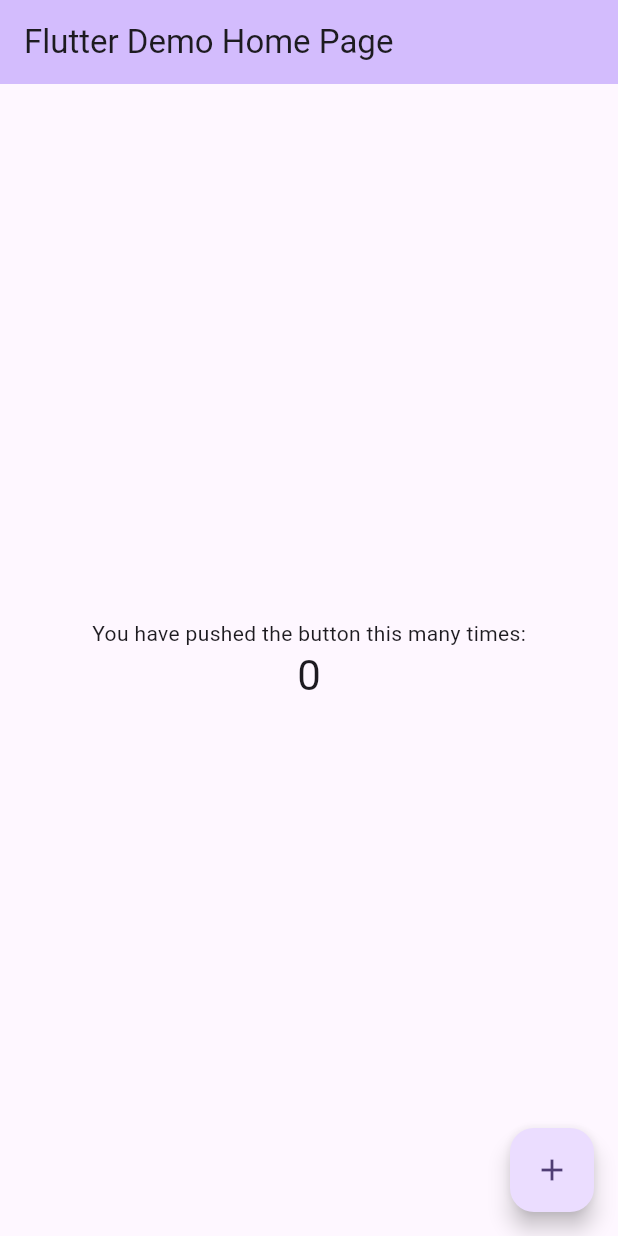
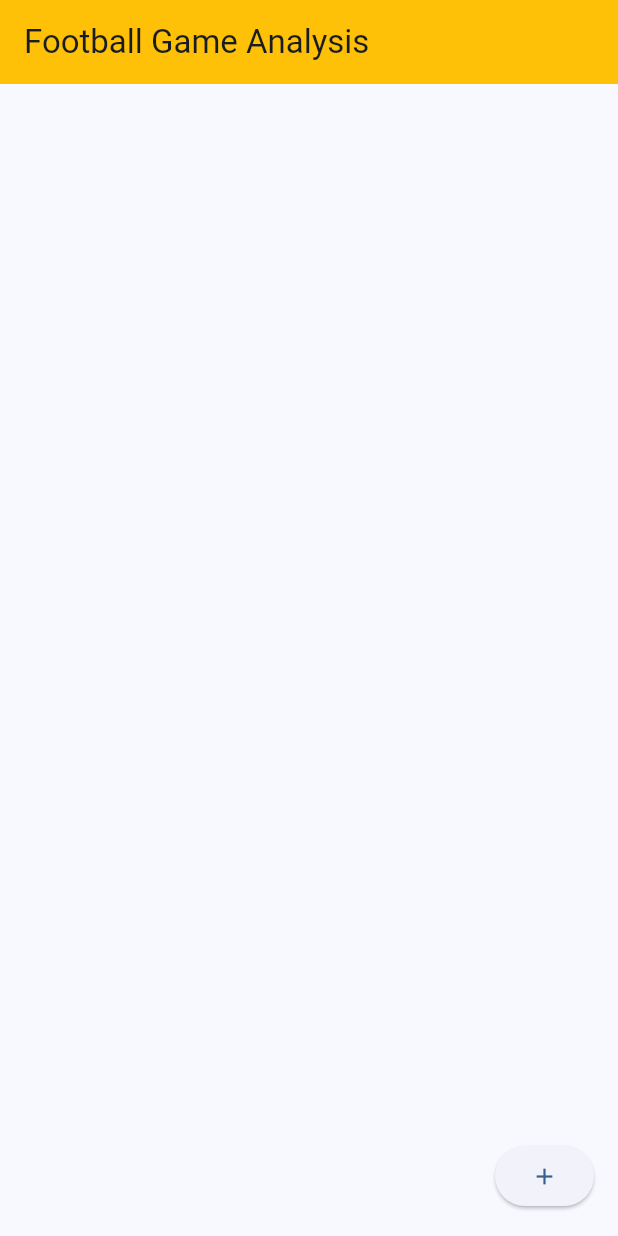
Before and after one commit to PedroGF45/Game-Analysis-App, a Flutter app: the screen it shows after launch, on a phone screen of 412 x 824 dp. Run offline on Flutter 3.47's test engine with Material 3 defaults, Android fonts, the phone set to English and light mode, and no system bars.

Commit message:
Factored screens

```diff
--- /dev/null
+++ b/lib/home_screen.dart
@@ -0,0 +1,58 @@
+import 'package:flutter/material.dart';
+import 'game_screen.dart';
+
+class MyHomePage extends StatefulWidget {
+  const MyHomePage({super.key, required this.title});
+
+  // This widget is the home page of your application. It is stateful, meaning
+  // that it has a State object (defined below) that contains fields that affect
+  // how it looks.
+
+  // This class is the configuration for the state. It holds the values (in this
+  // case the title) provided by the parent (in this case the App widget) and
+  // used by the build method of the State. Fields in a Widget subclass are
+  // always marked "final".
+
+  final String title;
+
+  @override
+  State<MyHomePage> createState() => _MyHomePageState();
+}
+
+class _MyHomePageState extends State<MyHomePage> {
+
+  void _startGame() {
+    setState(() {
+      // create new state page
+      Navigator.push(
+        context,
+        MaterialPageRoute(builder: (context) => GameScreen()),
+      );
+    });
+  }
+
+  @override
+  Widget build(BuildContext context) {
+    // This method is rerun every time setState is called, for instance as done
+    // by the _incrementCounter method above.
+    //
+    // The Flutter framework has been optimized to make rerunning build methods
+    // fast, so that you can just rebuild anything that needs updating rather
+    // than having to individually change instances of widgets.
+    return Scaffold(
+      appBar: AppBar(
+        // TRY THIS: Try changing the color here to a specific color (to
+        // Colors.amber, perhaps?) and trigger a hot reload to see the AppBar
+        // change color while the other colors stay the same.
+        backgroundColor: Colors.amber,
+        // Here we take the value from the MyHomePage object that was created by
+        // the App.build method, and use it to set our appbar title.
+        title: Text(widget.title),
+      ),
+      floatingActionButton: ElevatedButton(
+        onPressed: _startGame,
+        child: const Icon(Icons.add),
+      ), // This trailing comma makes auto-formatting nicer for build methods.
+    );
+  }
+}
--- a/lib/main.dart
+++ b/lib/main.dart
@@ -1,4 +1,6 @@
 import 'package:flutter/material.dart';
+import 'home_screen.dart';
+
 
 void main() {
   runApp(const MyApp());
@@ -14,112 +16,10 @@
       title: 'Flutter Demo',
       theme: ThemeData(
         // This is the theme of your application.
-        //
-        // TRY THIS: Try running your application with "flutter run". You'll see
-        // the application has a purple toolbar. Then, without quitting the app,
-        // try changing the seedColor in the colorScheme below to Colors.green
-        // and then invoke "hot reload" (save your changes or press the "hot
-        // reload" button in a Flutter-supported IDE, or press "r" if you used
-        // the command line to start the app).
-        //
-        // Notice that the counter didn't reset back to zero; the application
-        // state is not lost during the reload. To reset the state, use hot
-        // restart instead.
-        //
-        // This works for code too, not just values: Most code changes can be
-        // tested with just a hot reload.
-        colorScheme: ColorScheme.fromSeed(seedColor: Colors.deepPurple),
+        colorScheme: ColorScheme.fromSeed(seedColor: Colors.blue),
         useMaterial3: true,
       ),
-      home: const MyHomePage(title: 'Flutter Demo Home Page'),
+      home: const MyHomePage(title: 'Football Game Analysis'),
     );
   }
 }
-
-class MyHomePage extends StatefulWidget {
-  const MyHomePage({super.key, required this.title});
-
-  // This widget is the home page of your application. It is stateful, meaning
-  // that it has a State object (defined below) that contains fields that affect
-  // how it looks.
-
-  // This class is the configuration for the state. It holds the values (in this
-  // case the title) provided by the parent (in this case the App widget) and
-  // used by the build method of the State. Fields in a Widget subclass are
-  // always marked "final".
-
-  final String title;
-
-  @override
-  State<MyHomePage> createState() => _MyHomePageState();
-}
-
-class _MyHomePageState extends State<MyHomePage> {
-  int _counter = 0;
-
-  void _incrementCounter() {
-    setState(() {
-      // This call to setState tells the Flutter framework that something has
-      // changed in this State, which causes it to rerun the build method below
-      // so that the display can reflect the updated values. If we changed
-      // _counter without calling setState(), then the build method would not be
-      // called again, and so nothing would appear to happen.
-      _counter++;
-    });
-  }
-
-  @override
-  Widget build(BuildContext context) {
-    // This method is rerun every time setState is called, for instance as done
-    // by the _incrementCounter method above.
-    //
-    // The Flutter framework has been optimized to make rerunning build methods
-    // fast, so that you can just rebuild anything that needs updating rather
-    // than having to individually change instances of widgets.
-    return Scaffold(
-      appBar: AppBar(
-        // TRY THIS: Try changing the color here to a specific color (to
-        // Colors.amber, perhaps?) and trigger a hot reload to see the AppBar
-        // change color while the other colors stay the same.
-        backgroundColor: Theme.of(context).colorScheme.inversePrimary,
-        // Here we take the value from the MyHomePage object that was created by
-        // the App.build method, and use it to set our appbar title.
-        title: Text(widget.title),
-      ),
-      body: Center(
-        // Center is a layout widget. It takes a single child and positions it
-        // in the middle of the parent.
-        child: Column(
-          // Column is also a layout widget. It takes a list of children and
-          // arranges them vertically. By default, it sizes itself to fit its
-          // children horizontally, and tries to be as tall as its parent.
-          //
-          // Column has various properties to control how it sizes itself and
-          // how it positions its children. Here we use mainAxisAlignment to
-          // center the children vertically; the main axis here is the vertical
-          // axis because Columns are vertical (the cross axis would be
-          // horizontal).
-          //
-          // TRY THIS: Invoke "debug painting" (choose the "Toggle Debug Paint"
-          // action in the IDE, or press "p" in the console), to see the
-          // wireframe for each widget.
-          mainAxisAlignment: MainAxisAlignment.center,
-          children: <Widget>[
-            const Text(
-              'You have pushed the button this many times:',
-            ),
-            Text(
-              '$_counter',
-              style: Theme.of(context).textTheme.headlineMedium,
-            ),
-          ],
-        ),
-      ),
-      floatingActionButton: FloatingActionButton(
-        onPressed: _incrementCounter,
-        tooltip: 'Increment',
-        child: const Icon(Icons.add),
-      ), // This trailing comma makes auto-formatting nicer for build methods.
-    );
-  }
-}
```
Also changed, not shown: lib/game_screen.dart (added, +16 -0 lines), 1 other file.
